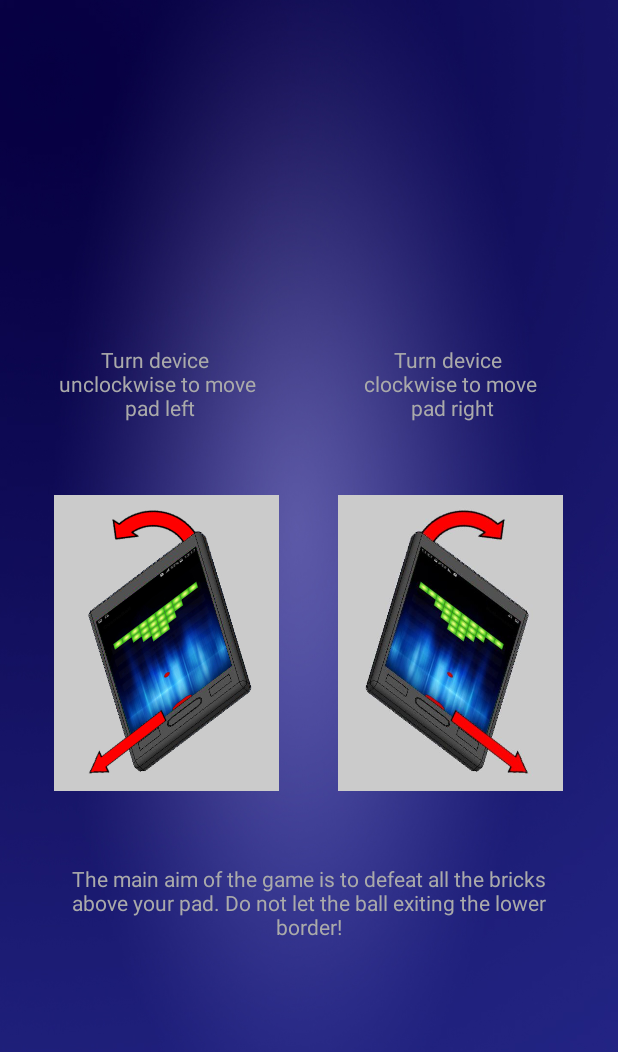
After one commit to wovilon/Pingpong1, an Android app: the layout activity_level_editor.xml on its own in the app's theme, with its tools: preview values and no code run, on a phone screen of 412 x 824 dp. The commit adds this screen. Shown: the top 1052 px of the screen. Run offline under Robolectric (Android 15) with nearby library versions, the phone set to English and light mode, and no system bars.

```diff
--- a/app/src/main/AndroidManifest.xml
+++ b/app/src/main/AndroidManifest.xml
@@ -19,7 +19,7 @@
         <activity android:name=".GameActivity"
             android:screenOrientation="portrait"/>
 
-        <activity android:name=".HowToPlayActivity"
+        <activity android:name=".LevelEditorActivity"
             android:screenOrientation="portrait"/>
 
         <activity android:name=".SettingsActivity"
--- a/app/src/main/java/wovilon/pingpong1/GameActivity.java
+++ b/app/src/main/java/wovilon/pingpong1/GameActivity.java
@@ -19,6 +19,7 @@ import android.media.MediaPlayer;
 import android.os.Bundle;
 import android.util.DisplayMetrics;
 import android.view.KeyEvent;
+import android.view.MotionEvent;
 import android.view.SurfaceHolder;
 import android.view.SurfaceView;
 import android.view.WindowManager;
@@ -67,6 +68,7 @@ public class GameActivity extends Activity implements SensorEventListener {
 
 
 
+
     class GameView extends SurfaceView implements SurfaceHolder.Callback{
         Context context;
         double phoneRotation;
@@ -96,6 +98,7 @@ public class GameActivity extends Activity implements SensorEventListener {
         @Override
         public void surfaceDestroyed(SurfaceHolder surfaceHolder) {
         }
+
     }
 }
 
@@ -145,8 +148,7 @@ class GameManager extends Thread {
 
     @Override
     public void run() {
-        Canvas canvas=null;
-        canvas = surfaceHolder.lockCanvas(null);
+        Canvas canvas = surfaceHolder.lockCanvas(null);
         BackGround backGround=new BackGround(canvas);
         Ball ball=new Ball(canvas,context);
         Pad pad=new Pad(canvas,context,this.displayWidth,this.displayHeight,this.phoneRotation);
--- a/app/src/main/java/wovilon/pingpong1/MainActivity.java
+++ b/app/src/main/java/wovilon/pingpong1/MainActivity.java
@@ -70,7 +70,7 @@ public class MainActivity extends AppCompatActivity implements SensorEventListen
     }
 
     public void onHowClick(View view) {
-        Intent intent=new Intent(MainActivity.this, HowToPlayActivity.class);
+        Intent intent=new Intent(MainActivity.this, LevelEditorActivity.class);
         startActivity(intent);
     }
 
--- /dev/null
+++ b/app/src/main/res/layout/activity_level_editor.xml
@@ -0,0 +1,85 @@
+<?xml version="1.0" encoding="utf-8"?>
+<RelativeLayout xmlns:android="http://schemas.android.com/apk/res/android"
+    xmlns:app="http://schemas.android.com/apk/res-auto"
+    xmlns:tools="http://schemas.android.com/tools"
+    android:id="@+id/activity_how_to_olay"
+    android:layout_width="match_parent"
+    android:layout_height="match_parent"
+    android:paddingBottom="@dimen/activity_vertical_margin"
+    android:paddingLeft="@dimen/activity_horizontal_margin"
+    android:paddingRight="@dimen/activity_horizontal_margin"
+    android:paddingTop="@dimen/activity_vertical_margin"
+    tools:context="wovilon.pingpong1.LevelEditorActivity"
+    android:background="@drawable/menubackground">
+
+    <RelativeLayout
+        android:layout_width="wrap_content"
+        android:layout_height="wrap_content"
+        android:layout_centerVertical="true"
+        android:layout_centerHorizontal="true">
+
+        <ImageView
+            android:id="@+id/imageView6"
+            android:layout_width="150dp"
+            android:layout_height="240dp"
+            android:layout_alignLeft="@+id/textView3"
+            android:layout_alignStart="@+id/textView3"
+            android:layout_alignTop="@+id/imageView4"
+            app:srcCompat="@drawable/turnright"
+            android:layout_alignBottom="@+id/imageView4" />
+
+        <TextView
+            android:id="@+id/textView3"
+            android:layout_width="150dp"
+            android:layout_height="wrap_content"
+            android:layout_alignBaseline="@+id/textView"
+            android:layout_alignBottom="@+id/textView"
+            android:layout_marginLeft="39dp"
+            android:layout_marginStart="39dp"
+            android:layout_toEndOf="@+id/imageView4"
+            android:layout_toRightOf="@+id/imageView4"
+            android:singleLine="false"
+            android:text="@string/HelpRight"
+            android:textAlignment="center"
+            android:textColor="@android:color/darker_gray" />
+
+        <TextView
+            android:id="@+id/textView4"
+            android:layout_width="wrap_content"
+            android:layout_height="wrap_content"
+            android:layout_alignEnd="@+id/imageView6"
+            android:layout_alignParentLeft="true"
+            android:layout_alignParentStart="true"
+            android:layout_alignRight="@+id/imageView6"
+            android:layout_below="@+id/imageView6"
+            android:layout_marginTop="27dp"
+            android:singleLine="false"
+            android:text="@string/MainAim"
+            android:textAlignment="center"
+            android:textColor="@android:color/darker_gray" />
+
+        <ImageView
+            android:id="@+id/imageView4"
+            android:layout_width="150dp"
+            android:layout_height="240dp"
+            android:layout_alignParentLeft="true"
+            android:layout_alignParentStart="true"
+            android:layout_below="@+id/textView"
+            android:layout_marginTop="27dp"
+            app:srcCompat="@drawable/turnleft" />
+
+        <TextView
+            android:id="@+id/textView"
+            android:layout_width="wrap_content"
+            android:layout_height="wrap_content"
+            android:layout_marginTop="34dp"
+            android:singleLine="false"
+            android:text="@string/HespLeft"
+            android:textAlignment="center"
+            android:textColor="@android:color/darker_gray"
+            android:layout_alignParentTop="true"
+            android:layout_alignParentLeft="true"
+            android:layout_alignParentStart="true" />
+    </RelativeLayout>
+
+</RelativeLayout>
--- a/app/src/main/res/values/strings.xml
+++ b/app/src/main/res/values/strings.xml
@@ -28,4 +28,5 @@
     <string name="mode_drunk">Drunk mode</string>
     <string name="mode_ship">Ship mode</string>
     <string name="ball_velocity">Ball velocity</string>
+    <string name="level_editor">Level editor</string>
 </resources>
```
Also changed, not shown: app/src/main/java/wovilon/pingpong1/HowToPlayActivity.java (deleted, +0 -14 lines), app/src/main/java/wovilon/pingpong1/LevelEditorActivity.java (added, +39 -0 lines), app/src/main/java/wovilon/pingpong1/model/LevelEditorView.java (added, +72 -0 lines), app/src/main/res/layout/activity_how_to_olay.xml (deleted, +0 -85 lines), app/src/main/res/layout/activity_main.xml (+6 -6 lines), 2 other files.
